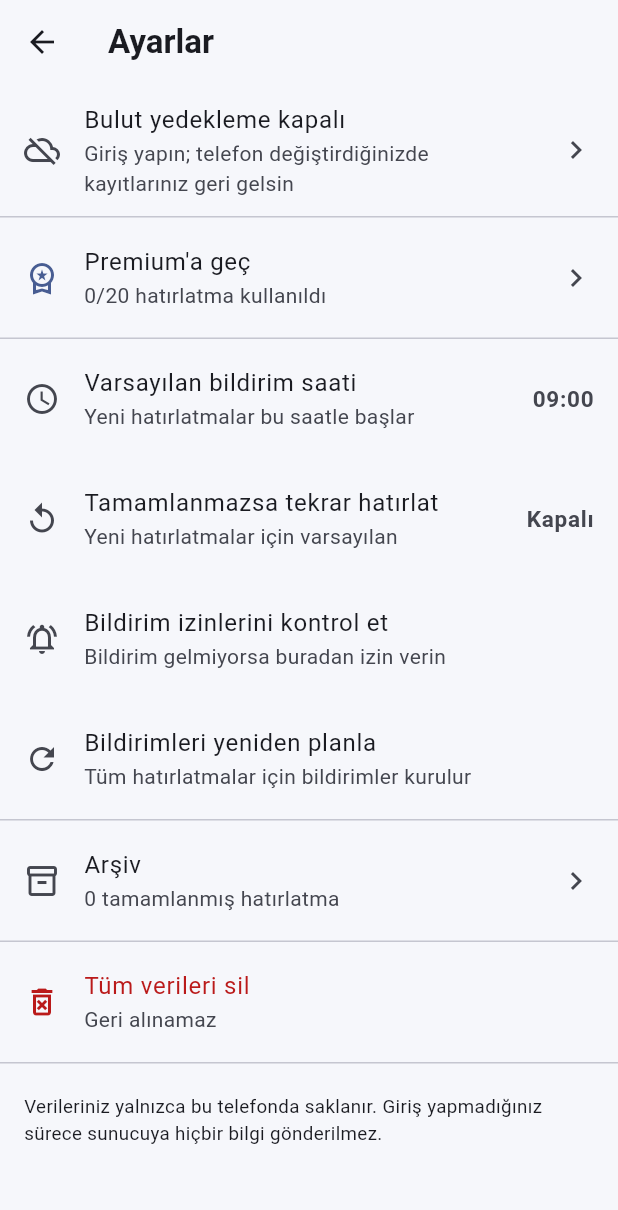
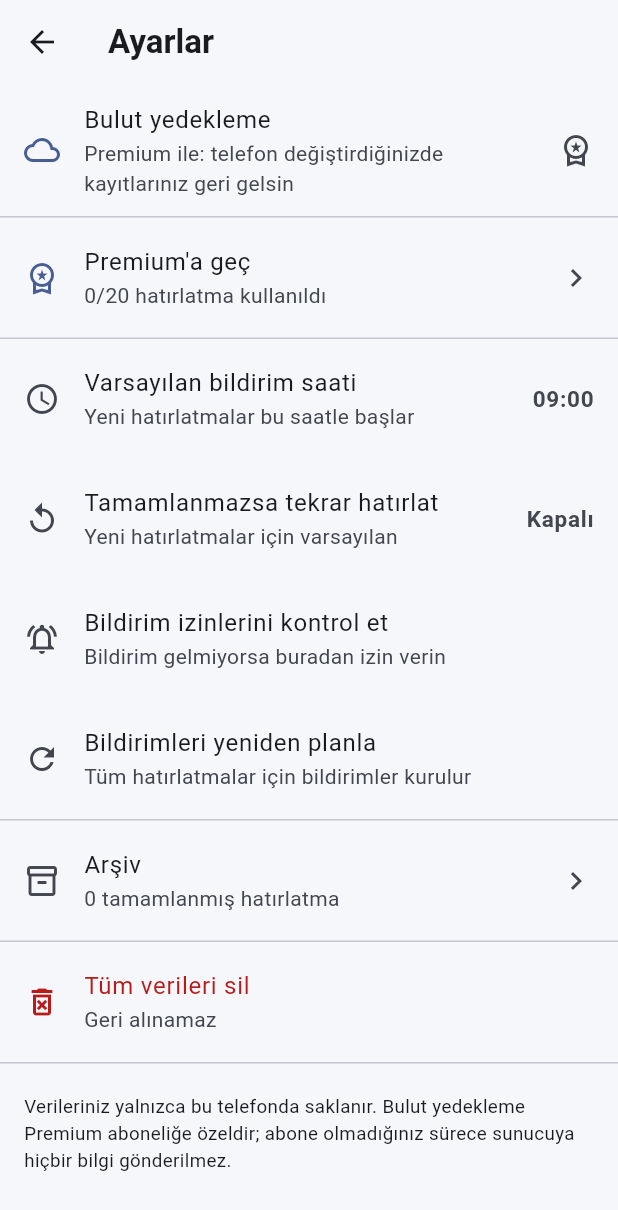
Before and after one commit to krmkrkcdev/vaktinde, a Flutter app: the screen it shows after launch, after a tap on the "settings" icon, on a phone screen of 412 x 824 dp. Shown: the top 1210 px of the screen. Run offline on Flutter 3.47's test engine with Material 3 defaults, Android fonts, the phone set to English and light mode, and no system bars; our stand-ins replace flutter_local_notifications, flutter_secure_storage, flutter_timezone, google_mobile_ads, image_picker, in_app_purchase and 3 more; accounts and stored records are empty.

Commit message:
Bulut yedekleme premium'a ozel oldu
Bulut yedekleme artik yalnizca Premium abonelere sunuluyor; ucretsiz surum
tamamen cihaz uzerinde calisir.

- SyncController premium'a baglandi: senkronizasyon icin hem giris yapilmis
  hem premium olunmali (_canSync). Premium birakilirsa senkronizasyon durur,
  premium'a gecince birikmis yerel degisiklikler yuklenir. SettingsStore
  dinleyicisi bu gecislerde tetikleniyor.
- Ayarlar: premium degilse hesap bolumu giris ekrani yerine premium
  tanitimina yonlendiriyor. Erisim kontrolu tek noktada.
- Auth ekrani, ayarlar dipnotu, gizlilik politikasi ve magaza metni bu yeni
  gercege gore guncellendi ("isteğe bagli ucretsiz hesap" -> "Premium'a ozel").

Backend'e dokunulmadi: erisim kontrolu istemcide, sunucu semasi ayni.
Premium avantaj listesinde "Bulut yedekleme" zaten vardi.

NOT: Premium satin alma App Store Connect'te urun tanimlanana kadar canli
degil; o yuzden simdilik bulut yalnizca debug'da (gelistirici premium
anahtari) test edilebilir.

Co-Authored-By: Claude Opus 4.8 <noreply@anthropic.com>

```diff
--- a/app/lib/main.dart
+++ b/app/lib/main.dart
@@ -68,9 +68,10 @@ class VaktindeApp extends StatelessWidget {
         // Senkronizasyon, hatırlatma deposuna bağımlıdır: sunucudan veri
         // geldiğinde listeyi ve bildirimleri tazelemesi gerekir.
         ChangeNotifierProxyProvider<ReminderStore, SyncController>(
-          create: (_) => SyncController(auth: auth),
+          create: (_) => SyncController(auth: auth, settings: settings),
           update: (_, reminders, controller) =>
-              (controller ?? SyncController(auth: auth))..attach(reminders),
+              (controller ?? SyncController(auth: auth, settings: settings))
+                ..attach(reminders),
         ),
       ],
       child: MaterialApp(
--- a/app/lib/screens/auth_screen.dart
+++ b/app/lib/screens/auth_screen.dart
@@ -6,8 +6,8 @@ import '../state/auth_store.dart';
 
 /// Giriş ve kayıt ekranı.
 ///
-/// Bulut yedekleme isteğe bağlıdır: kullanıcı hesap açmadan da uygulamayı
-/// tam olarak kullanabilir. Bu ekran yalnızca ayarlardan açılır.
+/// Bulut yedekleme Premium bir özelliktir; bu ekrana yalnızca Premium
+/// aboneler ayarlardan ulaşır. Uygulamanın geri kalanı hesap gerektirmez.
 class AuthScreen extends StatefulWidget {
   const AuthScreen({super.key, this.startWithRegister = false});
 
--- a/app/lib/screens/settings_screen.dart
+++ b/app/lib/screens/settings_screen.dart
@@ -127,8 +127,9 @@ class SettingsScreen extends StatelessWidget {
                   ? 'Hatırlatmalarınız ve belge fotoğraflarınız telefonunuzda '
                         'saklanır ve hesabınıza yedeklenir. Çıkış yaparsanız '
                         'yedekleme durur, kayıtlarınız telefonda kalır.'
-                  : 'Verileriniz yalnızca bu telefonda saklanır. Giriş '
-                        'yapmadığınız sürece sunucuya hiçbir bilgi gönderilmez.',
+                  : 'Verileriniz yalnızca bu telefonda saklanır. Bulut '
+                        'yedekleme Premium aboneliğe özeldir; abone '
+                        'olmadığınız sürece sunucuya hiçbir bilgi gönderilmez.',
               style: const TextStyle(fontSize: 12.5, height: 1.4),
             ),
           ),
@@ -246,7 +247,24 @@ class _AccountSection extends StatelessWidget {
   Widget build(BuildContext context) {
     final auth = context.watch<AuthStore>();
     final sync = context.watch<SyncController>();
+    final isPremium = context.watch<SettingsStore>().isPremium;
     final scheme = Theme.of(context).colorScheme;
+
+    // Bulut yedekleme premium bir özellik. Premium değilse giriş ekranı yerine
+    // premium tanıtımına yönlendirilir.
+    if (!isPremium) {
+      return ListTile(
+        leading: Icon(Icons.cloud_outlined, color: scheme.primary),
+        title: const Text('Bulut yedekleme'),
+        subtitle: const Text(
+          'Premium ile: telefon değiştirdiğinizde kayıtlarınız geri gelsin',
+        ),
+        trailing: const Icon(Icons.workspace_premium_outlined),
+        onTap: () => Navigator.of(
+          context,
+        ).push(MaterialPageRoute(builder: (_) => const PremiumScreen())),
+      );
+    }
 
     if (!auth.isSignedIn) {
       return ListTile(
--- a/app/lib/state/sync_controller.dart
+++ b/app/lib/state/sync_controller.dart
@@ -5,6 +5,7 @@ import 'package:flutter/foundation.dart';
 import '../services/sync_service.dart';
 import 'auth_store.dart';
 import 'reminder_store.dart';
+import 'settings_store.dart';
 
 /// Senkronizasyonu arayüze bağlar: ne zaman çalışacağına karar verir ve
 /// sonucunu gösterilebilir bir duruma çevirir.
@@ -13,14 +14,23 @@ import 'reminder_store.dart';
 /// uygulama yerel veriyle çalışmaya devam eder; bir sonraki fırsatta
 /// yeniden denenir.
 class SyncController extends ChangeNotifier {
-  SyncController({required AuthStore auth})
+  SyncController({required AuthStore auth, required SettingsStore settings})
     : _auth = auth,
+      _settings = settings,
       _sync = SyncService(api: auth.api) {
     _auth.addListener(_onAuthChanged);
+    // Premium'a geçildiğinde birikmiş yerel değişiklikler yüklensin;
+    // premium bırakılırsa senkronizasyon durur.
+    _settings.addListener(_onAuthChanged);
   }
 
   final AuthStore _auth;
+  final SettingsStore _settings;
   final SyncService _sync;
+
+  /// Bulut yedekleme premium bir özelliktir. Hem giriş yapılmış hem de premium
+  /// olunmalı; ikisinden biri eksikse senkronizasyon çalışmaz.
+  bool get _canSync => _auth.isSignedIn && _settings.isPremium;
 
   ReminderStore? _reminders;
   SyncState _state = SyncState.idle;
@@ -34,27 +44,27 @@ class SyncController extends ChangeNotifier {
   void attach(ReminderStore reminders) {
     if (_reminders != null) return;
     _reminders = reminders;
-    // Oturum zaten açıksa açılışta bir tur senkronize et.
-    if (_auth.isSignedIn) unawaited(sync());
+    // Oturum açık VE premium ise açılışta bir tur senkronize et.
+    if (_canSync) unawaited(sync());
   }
 
   void _onAuthChanged() {
-    final signedIn = _auth.isSignedIn;
-    if (signedIn && !_wasSignedIn) {
-      // Yeni giriş: sunucudaki her şey çekilsin.
+    final canSync = _canSync;
+    if (canSync && !_wasSignedIn) {
+      // Yeni giriş ya da premium'a geçiş: sunucudaki her şey çekilsin.
       unawaited(sync());
-    } else if (!signedIn && _wasSignedIn) {
+    } else if (!canSync && _wasSignedIn) {
       // Çıkış: bir sonraki girişte baştan çekilsin diye imleç sıfırlanır.
       unawaited(SyncService.resetCursor());
       _state = SyncState.idle;
       _lastSuccess = null;
       notifyListeners();
     }
-    _wasSignedIn = signedIn;
+    _wasSignedIn = canSync;
   }
 
   Future<SyncState> sync() async {
-    if (!_auth.isSignedIn || _state == SyncState.running) return _state;
+    if (!_canSync || _state == SyncState.running) return _state;
 
     _state = SyncState.running;
     notifyListeners();
@@ -74,6 +84,7 @@ class SyncController extends ChangeNotifier {
   @override
   void dispose() {
     _auth.removeListener(_onAuthChanged);
+    _settings.removeListener(_onAuthChanged);
     super.dispose();
   }
 }
```
Also changed, not shown: 2 other files.
